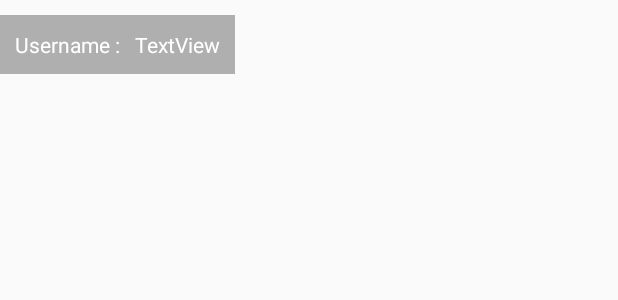
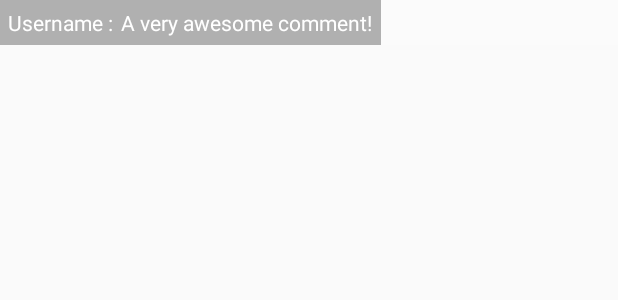
Before and after one commit to GhyselsDymas/Jetminister, an Android app: the layout cardview_comment.xml on its own in the app's theme, with its tools: preview values and no code run, on a phone screen of 412 x 824 dp. Shown: the top 300 px of the screen. Run offline under Robolectric (Android 15) with nearby library versions, the light colour scheme and no system bars.

Commit message:
Fixing up comment submission code

```diff
--- a/app/src/main/java/pack/jetminister/data/User.java
+++ b/app/src/main/java/pack/jetminister/data/User.java
@@ -15,6 +15,9 @@ public class User implements Serializable {
     public static final String KEY_USERNAME = "username";
     public static final String KEY_LOCATION = "location";
     public static final String KEY_IMAGE_URL = "imageURL";
+    public static final String KEY_FOLLOWERS = "followers";
+    public static final String KEY_FOLLOWING = "following";
+
 
     private String username, password, email;
     private String imageFilename = "";
--- a/app/src/main/java/pack/jetminister/ui/activities/ProfileImageActivity.java
+++ b/app/src/main/java/pack/jetminister/ui/activities/ProfileImageActivity.java
@@ -13,6 +13,7 @@ import androidx.annotation.RequiresApi;
 import androidx.appcompat.app.ActionBar;
 import androidx.appcompat.app.AppCompatActivity;
 import androidx.fragment.app.FragmentManager;
+import androidx.navigation.NavController;
 
 import android.util.Log;
 import android.view.View;
--- /dev/null
+++ b/app/src/main/res/drawable/ic_submit_24.xml
@@ -0,0 +1,5 @@
+<vector android:alpha="0.69" android:height="24dp"
+    android:tint="#FFFFFF" android:viewportHeight="24"
+    android:viewportWidth="24" android:width="24dp" xmlns:android="http://schemas.android.com/apk/res/android">
+    <path android:fillColor="@android:color/white" android:pathData="M2.01,21L23,12 2.01,3 2,10l15,2 -15,2z"/>
+</vector>
--- a/app/src/main/res/layout/cardview_comment.xml
+++ b/app/src/main/res/layout/cardview_comment.xml
@@ -4,41 +4,43 @@
     xmlns:tools="http://schemas.android.com/tools"
     android:layout_width="match_parent"
     android:layout_height="wrap_content"
-    app:cardBackgroundColor="#00FFFFFF"
+    app:cardBackgroundColor="#33FFFFFF"
     app:cardCornerRadius="0dp"
     app:cardElevation="0dp">
 
     <androidx.constraintlayout.widget.ConstraintLayout
         android:layout_width="wrap_content"
         android:layout_height="wrap_content"
-        android:layout_marginTop="10dp"
         android:background="#4D000000">
 
         <TextView
             android:id="@+id/username_comment_tv"
             android:layout_width="wrap_content"
             android:layout_height="wrap_content"
-            android:layout_marginStart="10dp"
-            android:layout_marginTop="10dp"
-            android:layout_marginBottom="10dp"
+            android:layout_marginStart="5dp"
+            android:layout_marginTop="5dp"
+            android:layout_marginBottom="5dp"
             android:clickable="true"
-            android:text="Username :"
             android:textColor="#FFFFFF"
             app:layout_constraintBottom_toBottomOf="parent"
             app:layout_constraintStart_toStartOf="parent"
-            app:layout_constraintTop_toTopOf="parent" />
+            app:layout_constraintTop_toTopOf="parent"
+            tools:text="Username :"
+            android:focusable="true" />
 
         <TextView
             android:id="@+id/comment_comment_tv"
             android:layout_width="wrap_content"
             android:layout_height="wrap_content"
-            android:layout_marginStart="10dp"
-            android:layout_marginTop="10dp"
-            android:layout_marginEnd="10dp"
-            android:text="TextView"
+            android:layout_marginStart="5dp"
+            android:layout_marginTop="5dp"
+            android:layout_marginEnd="5dp"
+            android:layout_marginBottom="5dp"
             android:textColor="#FFFFFF"
+            app:layout_constraintBottom_toBottomOf="parent"
             app:layout_constraintEnd_toEndOf="parent"
             app:layout_constraintStart_toEndOf="@+id/username_comment_tv"
-            app:layout_constraintTop_toTopOf="parent" />
+            app:layout_constraintTop_toTopOf="parent"
+            tools:text="A very awesome comment!" />
     </androidx.constraintlayout.widget.ConstraintLayout>
 </androidx.cardview.widget.CardView>
--- a/app/src/main/res/values/strings.xml
+++ b/app/src/main/res/values/strings.xml
@@ -84,4 +84,5 @@
     <string name="prof_iv_edit_description">Edit description of channel</string>
     <string name="title_activity_ask_to_stream">AskToStreamActivity</string>
     <string name="play_tv_viewers">\u0020viewers</string>
+    <string name="player_submit_comment">Submit comment</string>
 </resources>
```
Also changed, not shown: app/src/main/java/pack/jetminister/ui/activities/LivePlayerActivity.java (+27 -21 lines), app/src/main/java/pack/jetminister/ui/util/adapter/CommentAdapter.java (+8 -8 lines), app/src/main/res/layout/activity_live_player.xml (+19 -4 lines), app/src/main/res/layout/activity_profile_image.xml (+13 -1 lines).
